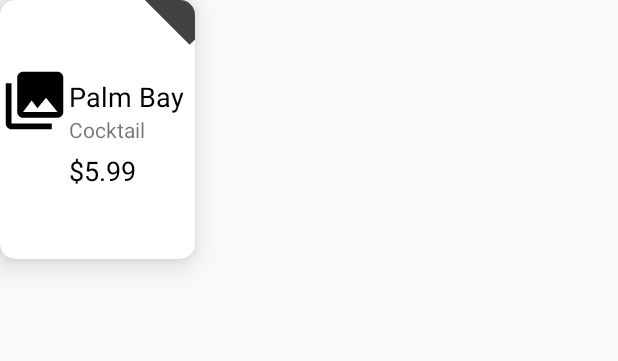
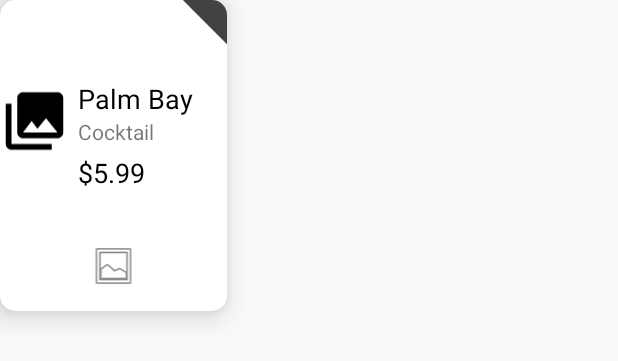
Before and after one commit to benmacdonald/QuickTings, an Android app: the layout card_product.xml on its own in the app's theme, with its tools: preview values and no code run, on a phone screen of 412 x 824 dp. Shown: the top 361 px of the screen. Run offline under Robolectric (Android 15) with nearby library versions, the phone set to English and light mode, and no system bars.

Commit message:
Updated product card

```diff
--- a/app/src/main/res/layout/card_product.xml
+++ b/app/src/main/res/layout/card_product.xml
@@ -6,24 +6,25 @@
     android:weightSum="1">
 
     <android.support.v7.widget.CardView
-        android:layout_width="130dp"
-        android:layout_height="160dp"
-        android:layout_weight="0.02"
+        android:layout_width="151dp"
+        android:layout_height="207dp"
         app:cardCornerRadius="10dp"
         app:cardElevation="12dp">
 
         <LinearLayout
             android:layout_width="match_parent"
-            android:layout_height="134dp"
-            android:orientation="vertical">
+            android:layout_height="match_parent"
+            android:orientation="vertical"
+            android:weightSum="1">
 
             <LinearLayout
                 android:layout_width="match_parent"
-                android:layout_height="match_parent"
+                android:layout_height="wrap_content"
+                android:layout_weight="0.74"
                 android:orientation="horizontal">
 
                 <ImageView
-                    android:id="@+id/imageView"
+                    android:id="@+id/productImage"
                     android:layout_width="46dp"
                     android:layout_height="match_parent"
                     app:srcCompat="@drawable/ic_menu_gallery" />
@@ -37,11 +38,18 @@
 
                     <Button
                         android:id="@+id/favouriteButton"
-                        android:layout_width="40dp"
+                        android:layout_width="36dp"
                         android:layout_height="wrap_content"
                         android:background="@drawable/custom_favourite_button"
                         android:rotation="0"
-                        android:layout_weight="0.37" />
+                        android:layout_weight="0.15" />
+
+                    <LinearLayout
+                        android:layout_width="match_parent"
+                        android:layout_height="wrap_content"
+                        android:layout_weight="0.37"
+                        android:orientation="vertical"
+                        android:paddingLeft="6dp">
 
                         <TextView
                             android:id="@+id/productTitle"
@@ -65,9 +73,16 @@
                             android:text="$5.99"
                             android:textColor="@android:color/black"
                             android:textSize="18sp" />
+                    </LinearLayout>
 
                 </LinearLayout>
             </LinearLayout>
+
+            <ImageView
+                android:id="@+id/wavesImage"
+                android:layout_width="match_parent"
+                android:layout_height="wrap_content"
+                app:srcCompat="@android:drawable/ic_menu_gallery" />
 
         </LinearLayout>
 
```
Lines whose indentation alone changed are shown as unchanged.
